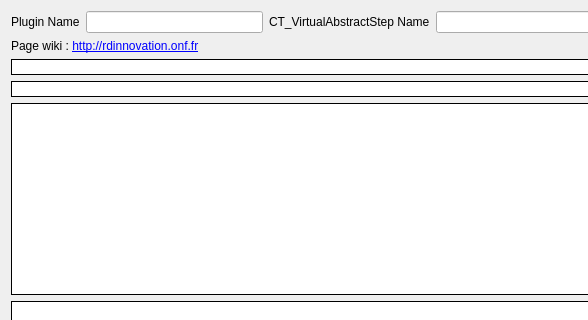
Before: the Qt Designer form ComputreeGui/view/MainView/gaboutstepdialog.ui in computree/computree-v3, drawn with Qt 5; both pictures show x 0 to 588 and y 0 to 320 of the 800 by 749 pixel window.
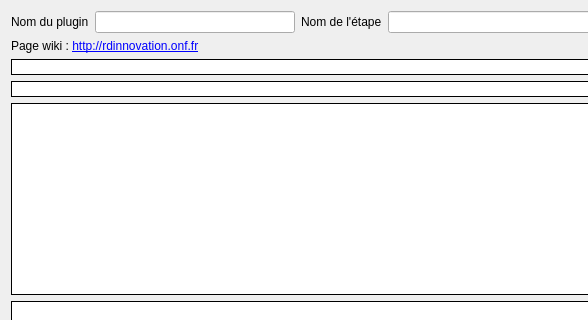
After: the same form once the commit is applied.

Diff of the .ui file:
```diff
--- a/ComputreeGui/view/MainView/gaboutstepdialog.ui
+++ b/ComputreeGui/view/MainView/gaboutstepdialog.ui
@@ -38,7 +38,7 @@
       <item>
        <widget class="QLabel" name="label">
         <property name="text">
-         <string>Plugin Name</string>
+         <string>Nom du plugin</string>
         </property>
        </widget>
       </item>
@@ -67,7 +67,7 @@
       <item>
        <widget class="QLabel" name="label_2">
         <property name="text">
-         <string>CT_VirtualAbstractStep Name</string>
+         <string>Nom de l'étape</string>
         </property>
        </widget>
       </item>
```
Left out of the diff: 4 changed lines with no effect on the pictures.
